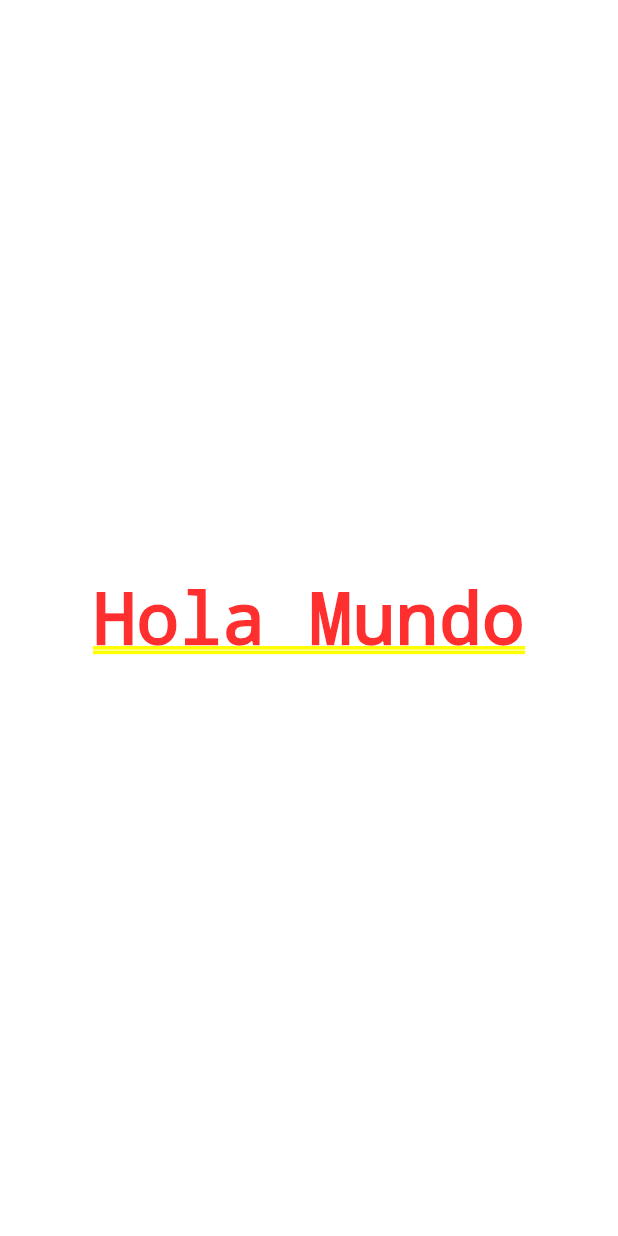
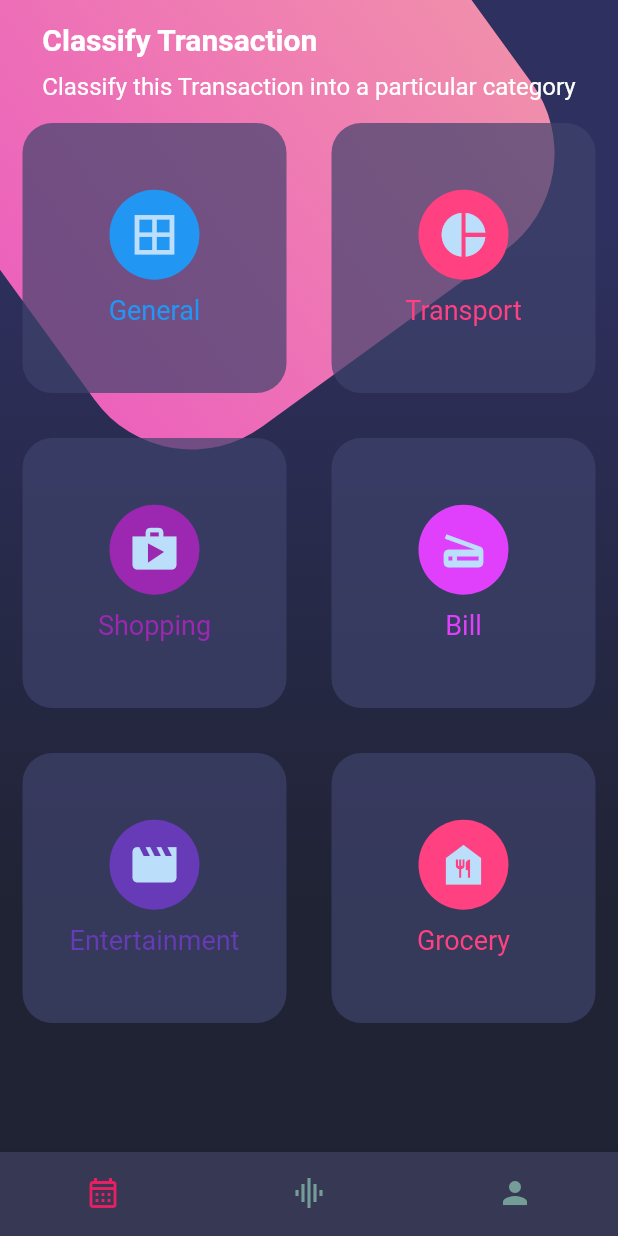
Before and after one commit to andresbadillo/flutter_design_patterns, a Flutter app: the screen it shows after launch, on a phone screen of 412 x 824 dp. Run offline on Flutter 3.47's test engine with Material 2 defaults, Android fonts, the light colour scheme and no system bars.

Commit message:
Se implemento el diseño HomeScreen

```diff
--- a/lib/main.dart
+++ b/lib/main.dart
@@ -1,5 +1,8 @@
 import 'package:flutter/material.dart';
 import 'package:flutter/services.dart';
+import 'package:design_patterns/screens/basic_design.dart';
+import 'package:design_patterns/screens/home_screen.dart';
+import 'package:design_patterns/screens/scroll_design.dart';
 
 void main() => runApp(const MyApp());
 
@@ -11,10 +14,14 @@ class MyApp extends StatelessWidget {
     SystemChrome.setSystemUIOverlayStyle(
         const SystemUiOverlayStyle(statusBarColor: Colors.transparent));
     return MaterialApp(
-        debugShowCheckedModeBanner: false,
-        title: 'Material App',
-        home: Center(
-          child: Text('Hola Mundo'),
-        ));
+      debugShowCheckedModeBanner: false,
+      title: 'Material App',
+      initialRoute: 'home_screen',
+      routes: {
+        'basic_design': (context) => BasicDesignScreen(),
+        'scroll_design': (context) => ScrollScreen(),
+        'home_screen': (context) => HomeScreen(),
+      },
+    );
   }
 }
--- /dev/null
+++ b/lib/screens/home_screen.dart
@@ -0,0 +1,45 @@
+import 'package:flutter/material.dart';
+import 'package:design_patterns/widgets/background.dart';
+import 'package:design_patterns/widgets/page_title.dart';
+import '../widgets/card_table.dart';
+import '../widgets/custom_bottom_navigation.dart';
+
+class HomeScreen extends StatelessWidget {
+  const HomeScreen({Key? key}) : super(key: key);
+
+  @override
+  Widget build(BuildContext context) {
+    return Scaffold(
+      body: Stack(
+        children: const [
+          //Background
+          Background(),
+          //HomeBody ScrollView
+          _HomeBody()
+        ],
+      ),
+      bottomNavigationBar: const CustomBottomNavigation(),
+    );
+  }
+}
+
+class _HomeBody extends StatelessWidget {
+  const _HomeBody({
+    Key? key,
+  }) : super(key: key);
+
+  @override
+  Widget build(BuildContext context) {
+    return SingleChildScrollView(
+      physics: const BouncingScrollPhysics(),
+      child: Column(
+        children: const [
+          //Titulos
+          PageTitle(),
+          //Card Table
+          CardTable(),
+        ],
+      ),
+    );
+  }
+}
--- /dev/null
+++ b/lib/widgets/background.dart
@@ -0,0 +1,52 @@
+import 'package:flutter/material.dart';
+import 'dart:math';
+
+class Background extends StatelessWidget {
+  final boxDecoration = const BoxDecoration(
+    gradient: LinearGradient(
+        begin: Alignment.topCenter,
+        end: Alignment.bottomCenter,
+        stops: [0.2, 0.8],
+        colors: [Color(0xff2E305F), Color(0xff202333)]),
+  );
+
+  const Background({Key? key}) : super(key: key);
+
+  @override
+  Widget build(BuildContext context) {
+    return Stack(
+      children: [
+        //Gradient Background
+        Container(decoration: boxDecoration),
+        //Pinkbox
+        const Positioned(
+          top: -100,
+          left: -30,
+          child: PinkBox(),
+        ),
+      ],
+    );
+  }
+}
+
+class PinkBox extends StatelessWidget {
+  const PinkBox({Key? key}) : super(key: key);
+
+  @override
+  Widget build(BuildContext context) {
+    return Transform.rotate(
+      angle: -pi / 5,
+      child: Container(
+        width: 360,
+        height: 360,
+        decoration: BoxDecoration(
+          gradient: const LinearGradient(colors: [
+            Color.fromRGBO(236, 98, 188, 1),
+            Color.fromRGBO(241, 142, 172, 1),
+          ]),
+          borderRadius: BorderRadius.circular(80),
+        ),
+      ),
+    );
+  }
+}
--- /dev/null
+++ b/lib/widgets/card_table.dart
@@ -0,0 +1,94 @@
+import 'package:flutter/material.dart';
+
+class CardTable extends StatelessWidget {
+  const CardTable({Key? key}) : super(key: key);
+
+  @override
+  Widget build(BuildContext context) {
+    return Table(
+      children: const [
+        TableRow(children: [
+          _SingleCard(
+            color: Colors.blue,
+            icon: Icons.border_all,
+            text: 'General',
+          ),
+          _SingleCard(
+            color: Colors.pinkAccent,
+            icon: Icons.pie_chart,
+            text: 'Transport',
+          ),
+        ]),
+        TableRow(children: [
+          _SingleCard(
+            color: Colors.purple,
+            icon: Icons.shop,
+            text: 'Shopping',
+          ),
+          _SingleCard(
+            color: Colors.purpleAccent,
+            icon: Icons.scanner,
+            text: 'Bill',
+          ),
+        ]),
+        TableRow(children: [
+          _SingleCard(
+            color: Colors.deepPurple,
+            icon: Icons.movie,
+            text: 'Entertainment',
+          ),
+          _SingleCard(
+            color: Colors.pinkAccent,
+            icon: Icons.food_bank,
+            text: 'Grocery',
+          ),
+        ]),
+      ],
+    );
+  }
+}
+
+class _SingleCard extends StatelessWidget {
+  final IconData icon;
+  final Color color;
+  final String text;
+
+  const _SingleCard({
+    Key? key,
+    required this.icon,
+    required this.color,
+    required this.text,
+  }) : super(key: key);
+
+  @override
+  Widget build(BuildContext context) {
+    return Container(
+      margin: const EdgeInsets.all(15),
+      height: 180,
+      decoration: BoxDecoration(
+          color: const Color.fromRGBO(62, 66, 107, 0.7),
+          borderRadius: BorderRadius.circular(20)),
+      child: Column(
+        mainAxisAlignment: MainAxisAlignment.center,
+        children: [
+          CircleAvatar(
+            backgroundColor: color,
+            radius: 30,
+            child: Icon(
+              icon,
+              size: 35,
+            ),
+          ),
+          const SizedBox(height: 10),
+          Text(
+            text,
+            style: TextStyle(
+              color: color,
+              fontSize: 18,
+            ),
+          )
+        ],
+      ),
+    );
+  }
+}
--- /dev/null
+++ b/lib/widgets/custom_bottom_navigation.dart
@@ -0,0 +1,30 @@
+import 'package:flutter/material.dart';
+
+class CustomBottomNavigation extends StatelessWidget {
+  const CustomBottomNavigation({Key? key}) : super(key: key);
+
+  @override
+  Widget build(BuildContext context) {
+    return BottomNavigationBar(
+      showSelectedLabels: false,
+      showUnselectedLabels: false,
+      selectedItemColor: Colors.pink,
+      unselectedItemColor: const Color.fromRGBO(116, 157, 152, 1),
+      backgroundColor: const Color.fromRGBO(55, 57, 84, 1),
+      items: const [
+        BottomNavigationBarItem(
+          icon: Icon(Icons.calendar_month_outlined),
+          label: 'Calendar',
+        ),
+        BottomNavigationBarItem(
+          icon: Icon(Icons.graphic_eq),
+          label: 'Gráfica',
+        ),
+        BottomNavigationBarItem(
+          icon: Icon(Icons.person),
+          label: 'Usuarios',
+        ),
+      ],
+    );
+  }
+}
--- /dev/null
+++ b/lib/widgets/page_title.dart
@@ -0,0 +1,37 @@
+import 'package:flutter/material.dart';
+
+class PageTitle extends StatelessWidget {
+  const PageTitle({Key? key}) : super(key: key);
+
+  @override
+  Widget build(BuildContext context) {
+    return SafeArea(
+      bottom: false,
+      child: Container(
+        margin: const EdgeInsets.symmetric(horizontal: 20),
+        child: Column(
+          crossAxisAlignment: CrossAxisAlignment.start,
+          children: const [
+            SizedBox(height: 15),
+            Text(
+              'Classify Transaction',
+              style: TextStyle(
+                fontSize: 20,
+                fontWeight: FontWeight.bold,
+                color: Colors.white,
+              ),
+            ),
+            SizedBox(height: 10),
+            Text(
+              'Classify this Transaction into a particular category',
+              style: TextStyle(
+                fontSize: 16,
+                color: Colors.white,
+              ),
+            ),
+          ],
+        ),
+      ),
+    );
+  }
+}
--- a/pubspec.yaml
+++ b/pubspec.yaml
@@ -58,8 +58,9 @@ flutter:
   uses-material-design: true
 
   # To add assets to your application, add an assets section, like this:
-  # assets:
-  #   - images/a_dot_burr.jpeg
+  assets:
+    - assets/landscape.jpg
+    - assets/
   #   - images/a_dot_ham.jpeg
 
   # An image asset can refer to one or more resolution-specific "variants", see
```
Also changed, not shown: lib/screens/basic_design.dart (added, +118 -0 lines), lib/screens/scroll_design.dart (added, +140 -0 lines), assets/landscape.jpg (added), assets/scroll-1.png (added).
